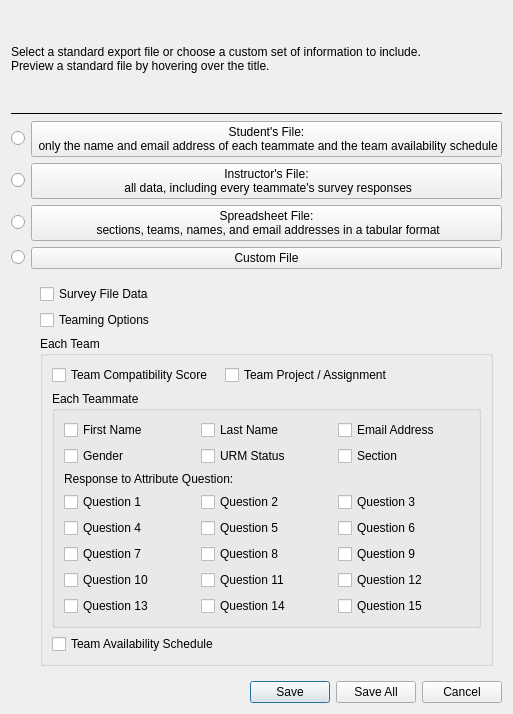
Above: dialogs/whichFilesDialog.ui from gruepr/gruepr before the change. Below: the same form after it.
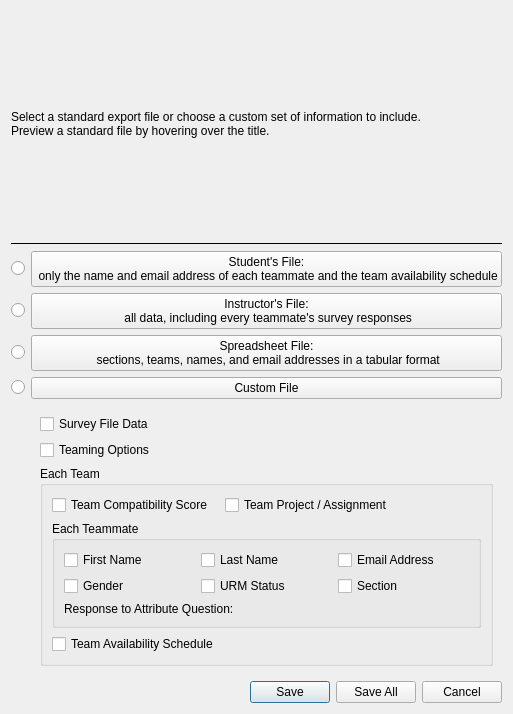
That is the form after the change.

The edit to the form file:
```diff
--- a/dialogs/whichFilesDialog.ui
+++ b/dialogs/whichFilesDialog.ui
@@ -104,27 +104,6 @@
             <string>Each Teammate</string>
            </property>
            <layout class="QGridLayout" name="demographicGridLayout">
-            <item row="1" column="2">
-             <widget class="QCheckBox" name="sectioncheckBox">
-              <property name="text">
-               <string>Section</string>
-              </property>
-             </widget>
-            </item>
-            <item row="7" column="2">
-             <widget class="QCheckBox" name="Q15checkBox">
-              <property name="text">
-               <string>Question 15</string>
-              </property>
-             </widget>
-            </item>
-            <item row="5" column="2">
-             <widget class="QCheckBox" name="Q9checkBox">
-              <property name="text">
-               <string>Question 9</string>
-              </property>
-             </widget>
-            </item>
             <item row="0" column="0">
              <widget class="QCheckBox" name="firstnamecheckBox">
               <property name="text">
@@ -132,76 +111,6 @@
               </property>
              </widget>
             </item>
-            <item row="3" column="1">
-             <widget class="QCheckBox" name="Q2checkBox">
-              <property name="text">
-               <string>Question 2</string>
-              </property>
-             </widget>
-            </item>
-            <item row="7" column="0">
-             <widget class="QCheckBox" name="Q13checkBox">
-              <property name="text">
-               <string>Question 13</string>
-              </property>
-             </widget>
-            </item>
-            <item row="1" column="1">
-             <widget class="QCheckBox" name="URMcheckBox">
-              <property name="text">
-               <string>URM Status</string>
-              </property>
-             </widget>
-            </item>
-            <item row="6" column="0">
-             <widget class="QCheckBox" name="Q10checkBox">
-              <property name="text">
-               <string>Question 10</string>
-              </property>
-             </widget>
-            </item>
-            <item row="2" column="0" colspan="3">
-             <widget class="QLabel" name="attributeLabel">
-              <property name="text">
-               <string>Response to Attribute Question:</string>
-              </property>
-             </widget>
-            </item>
-            <item row="7" column="1">
-             <widget class="QCheckBox" name="Q14checkBox">
-              <property name="text">
-               <string>Question 14</string>
-              </property>
-             </widget>
-            </item>
-            <item row="4" column="0">
-             <widget class="QCheckBox" name="Q4checkBox">
-              <property name="text">
-               <string>Question 4</string>
-              </property>
-             </widget>
-            </item>
-            <item row="0" column="1">
-             <widget class="QCheckBox" name="lastnamecheckBox">
-              <property name="text">
-               <string>Last Name</string>
-              </property>
-             </widget>
-            </item>
-            <item row="5" column="1">
-             <widget class="QCheckBox" name="Q8checkBox">
-              <property name="text">
-               <string>Question 8</string>
-              </property>
-             </widget>
-            </item>
-            <item row="6" column="1">
-             <widget class="QCheckBox" name="Q11checkBox">
-              <property name="text">
-               <string>Question 11</string>
-              </property>
-             </widget>
-            </item>
             <item row="0" column="2">
              <widget class="QCheckBox" name="emailcheckBox">
               <property name="text">
@@ -209,34 +118,6 @@
               </property>
              </widget>
             </item>
-            <item row="3" column="2">
-             <widget class="QCheckBox" name="Q3checkBox">
-              <property name="text">
-               <string>Question 3</string>
-              </property>
-             </widget>
-            </item>
-            <item row="4" column="2">
-             <widget class="QCheckBox" name="Q6checkBox">
-              <property name="text">
-               <string>Question 6</string>
-              </property>
-             </widget>
-            </item>
-            <item row="3" column="0">
-             <widget class="QCheckBox" name="Q1checkBox">
-              <property name="text">
-               <string>Question 1</string>
-              </property>
-             </widget>
-            </item>
-            <item row="4" column="1">
-             <widget class="QCheckBox" name="Q5checkBox">
-              <property name="text">
-               <string>Question 5</string>
-              </property>
-             </widget>
-            </item>
             <item row="1" column="0">
              <widget class="QCheckBox" name="gendercheckBox">
               <property name="text">
@@ -244,17 +125,31 @@
               </property>
              </widget>
             </item>
-            <item row="5" column="0">
-             <widget class="QCheckBox" name="Q7checkBox">
+            <item row="0" column="1">
+             <widget class="QCheckBox" name="lastnamecheckBox">
               <property name="text">
-               <string>Question 7</string>
+               <string>Last Name</string>
               </property>
              </widget>
             </item>
-            <item row="6" column="2">
-             <widget class="QCheckBox" name="Q12checkBox">
+            <item row="2" column="0" colspan="3">
+             <widget class="QLabel" name="attributeLabel">
               <property name="text">
-               <string>Question 12</string>
+               <string>Response to Attribute Question:</string>
+              </property>
+             </widget>
+            </item>
+            <item row="1" column="2">
+             <widget class="QCheckBox" name="sectioncheckBox">
+              <property name="text">
+               <string>Section</string>
+              </property>
+             </widget>
+            </item>
+            <item row="1" column="1">
+             <widget class="QCheckBox" name="URMcheckBox">
+              <property name="text">
+               <string>URM Status</string>
               </property>
              </widget>
             </item>
```
